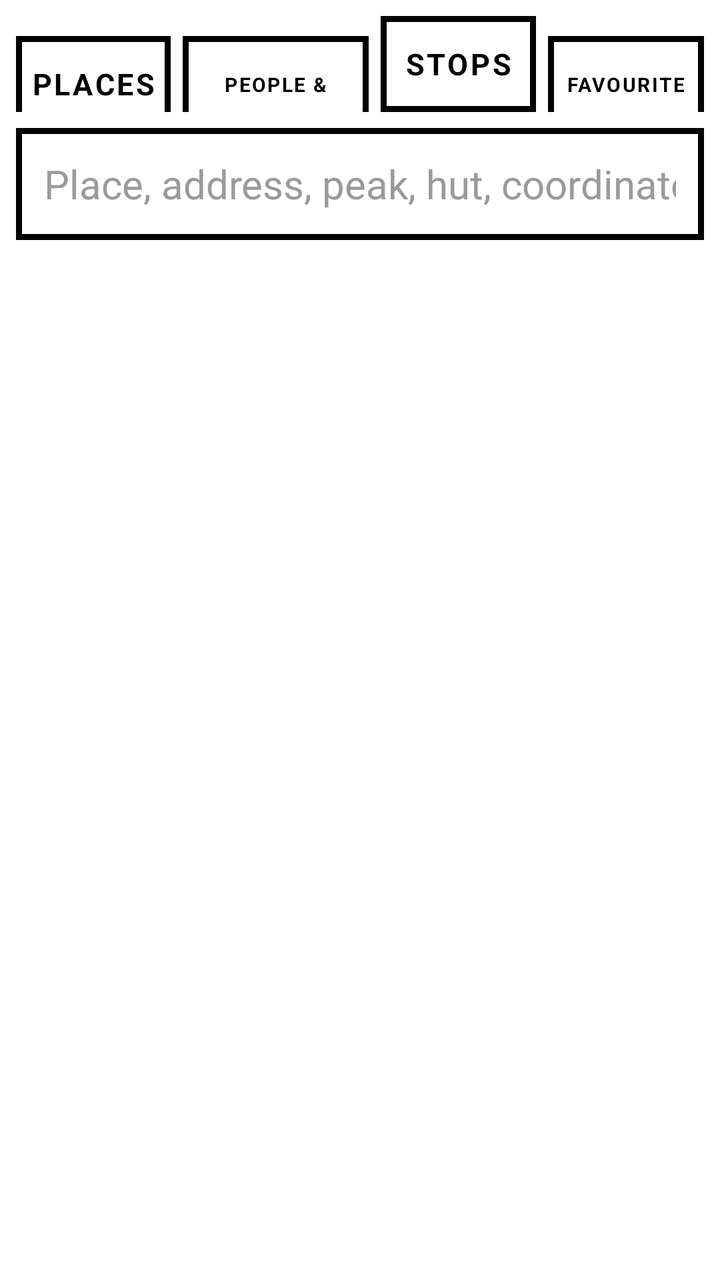
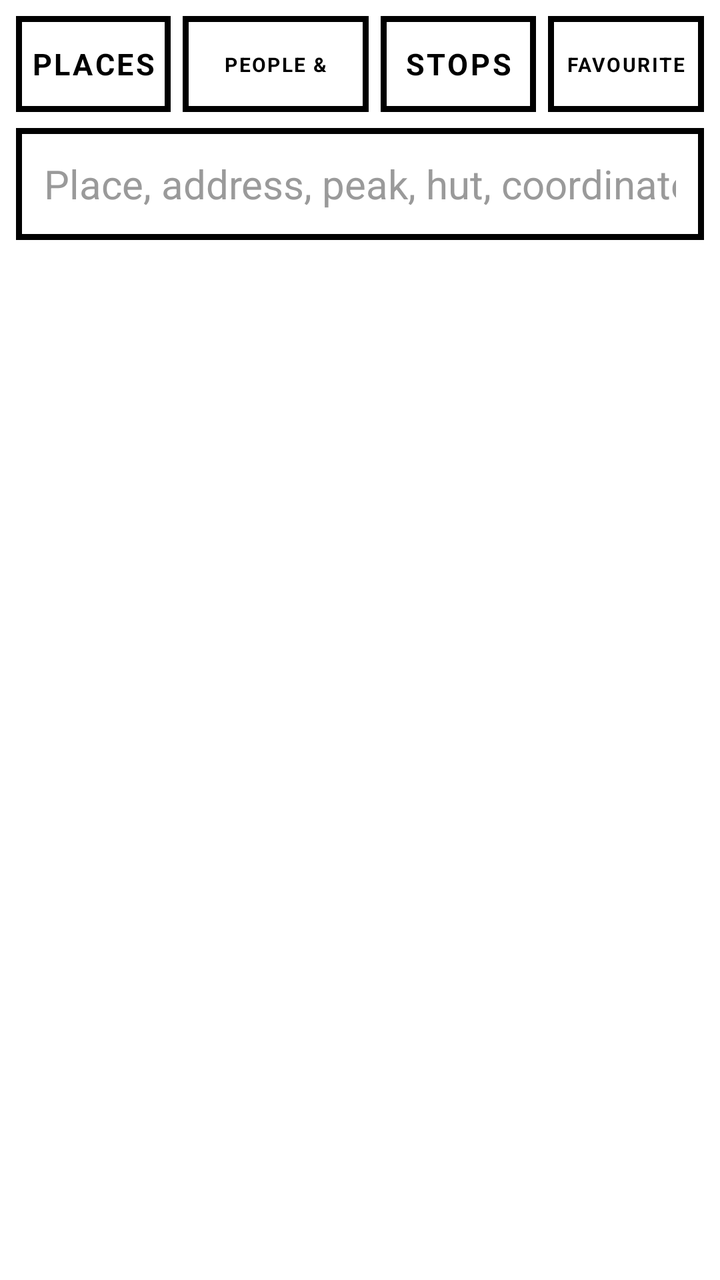

The first picture is an Android layout as it rendered before a commit; the second is the same layout after the commit. The layout source and the unified diff follow.
<!-- AndroidManifest.xml: application theme Theme.Sbh -->
<!-- res/layout/activity_search.xml -->
<?xml version="1.0" encoding="utf-8"?>
<LinearLayout xmlns:android="http://schemas.android.com/apk/res/android"
    android:layout_width="match_parent" android:layout_height="match_parent"
    android:orientation="vertical" android:background="@color/paper" android:padding="8dp">
    <LinearLayout android:layout_width="match_parent" android:layout_height="wrap_content" android:orientation="horizontal">
        <TextView android:id="@+id/btnPlaces" style="@style/Btn" android:layout_width="0dp" android:layout_weight="1"
            android:layout_height="48dp" android:autoSizeMaxTextSize="15sp" android:text="@string/places"/>
        <TextView android:id="@+id/btnPeople" style="@style/Btn" android:layout_width="0dp" android:layout_weight="1.2"
            android:layout_height="48dp" android:layout_marginStart="6dp" android:autoSizeMaxTextSize="15sp" android:text="@string/people"/>
        <TextView android:id="@+id/btnStops" style="@style/Btn" android:layout_width="0dp" android:layout_weight="1"
            android:layout_height="48dp" android:layout_marginStart="6dp" android:autoSizeMaxTextSize="15sp" android:text="@string/stops"/>
        <TextView android:id="@+id/btnFavs" style="@style/Btn" android:layout_width="0dp" android:layout_weight="1"
            android:layout_height="48dp" android:layout_marginStart="6dp" android:autoSizeMaxTextSize="15sp" android:text="@string/favourites"/>
    </LinearLayout>
    <EditText android:id="@+id/query" android:layout_width="match_parent" android:layout_height="56dp"
        android:layout_marginTop="8dp" android:hint="@string/search_hint" android:textSize="20sp" android:inputType="text"
        android:imeOptions="actionSearch" android:background="@drawable/btn" android:paddingStart="14dp"
        android:paddingEnd="14dp" android:textColor="@color/ink" android:textColorHint="@color/grey"
        android:singleLine="true"/>
    <TextView android:id="@+id/credit" android:layout_width="match_parent" android:layout_height="wrap_content"
        android:textSize="12sp" android:textColor="@color/grey" android:paddingTop="6dp" android:visibility="gone"/>
    <LinearLayout android:id="@+id/favRow" android:layout_width="match_parent" android:layout_height="wrap_content"
        android:orientation="horizontal" android:layout_marginTop="8dp" android:visibility="gone">
        <TextView android:id="@+id/btnImport" style="@style/Btn" android:layout_width="0dp" android:layout_weight="1"
            android:layout_height="48dp" android:text="@string/import_places"/>
        <TextView android:id="@+id/btnExport" style="@style/Btn" android:layout_width="0dp" android:layout_weight="1"
            android:layout_height="48dp" android:layout_marginStart="6dp" android:text="@string/export_places"/>
    </LinearLayout>
    <ListView android:id="@+id/list" android:layout_width="match_parent" android:layout_height="match_parent"
        android:layout_marginTop="8dp" android:divider="@color/ink" android:dividerHeight="1dp"/>
</LinearLayout>
<!-- resources referenced by this layout -->
<resources>
  <color name="grey">#9A9A9A</color>
  <color name="ink">#000000</color>
  <color name="paper">#FFFFFF</color>
  <!-- drawable btn (drawable) -->
  <?xml version="1.0" encoding="utf-8"?>
  <selector xmlns:android="http://schemas.android.com/apk/res/android">
      <item android:state_pressed="true">
          <shape><solid android:color="@color/ink"/><stroke android:width="3dp" android:color="@color/ink"/></shape>
      </item>
      <item android:state_enabled="false">
          <shape><solid android:color="@color/paper"/><stroke android:width="3dp" android:color="@color/grey"/></shape>
      </item>
      <item>
          <shape><solid android:color="@color/paper"/><stroke android:width="3dp" android:color="@color/ink"/></shape>
      </item>
  </selector>
  <string name="export_places">EXPORT</string>
  <string name="favourites">FAVOURITES</string>
  <string name="import_places">IMPORT</string>
  <string name="people">PEOPLE &amp; FIRMS</string>
  <string name="places">PLACES</string>
  <string name="search_hint">Place, address, peak, hut, coordinates…</string>
  <string name="stops">STOPS</string>
  <style name="Btn">
          <item name="android:background">@drawable/btn</item>
          <item name="android:textColor">@drawable/btn_text</item>
          <item name="android:textSize">17sp</item>
          <item name="android:textStyle">bold</item>
          <item name="android:gravity">center</item>
          <item name="android:letterSpacing">0.08</item>
          <item name="android:minHeight">56dp</item>
          <item name="android:minWidth">56dp</item>
          <item name="android:padding">0dp</item>
          <item name="android:stateListAnimator">@null</item>
          <item name="android:textAllCaps">true</item>
          <item name="android:maxLines">1</item>
          <item name="android:autoSizeTextType">uniform</item>
          <item name="android:autoSizeMinTextSize">10sp</item>
          <item name="android:autoSizeMaxTextSize">17sp</item>
          <item name="android:paddingStart">6dp</item>
          <item name="android:paddingEnd">6dp</item>
      </style>
  <style name="Theme.Sbh" parent="Theme.AppCompat.Light.NoActionBar">
          <item name="android:statusBarColor">@color/ink</item>
          <item name="android:navigationBarColor">@color/ink</item>
          <item name="android:windowBackground">@color/paper</item>
          <item name="android:textColor">@color/ink</item>
          <item name="colorAccent">@color/ink</item>
          <item name="colorPrimary">@color/ink</item>
          <item name="android:fontFamily">sans-serif</item>
          <item name="android:windowLightStatusBar">false</item>
          <item name="android:windowLightNavigationBar">false</item>
      </style>
  <!-- drawable btn_text (drawable) -->
  <?xml version="1.0" encoding="utf-8"?>
  <selector xmlns:android="http://schemas.android.com/apk/res/android">
      <item android:state_pressed="true" android:color="@color/paper"/>
      <item android:state_enabled="false" android:color="@color/grey"/>
      <item android:color="@color/ink"/>
  </selector>
</resources>

<!-- the commit's change to res/layout/activity_search.xml (unified diff, before → after) -->
@@ -2,7 +2,7 @@
 <LinearLayout xmlns:android="http://schemas.android.com/apk/res/android"
     android:layout_width="match_parent" android:layout_height="match_parent"
     android:orientation="vertical" android:background="@color/paper" android:padding="8dp">
-    <LinearLayout android:layout_width="match_parent" android:layout_height="wrap_content" android:orientation="horizontal">
+    <LinearLayout android:layout_width="match_parent" android:layout_height="wrap_content" android:orientation="horizontal" android:baselineAligned="false">
         <TextView android:id="@+id/btnPlaces" style="@style/Btn" android:layout_width="0dp" android:layout_weight="1"
             android:layout_height="48dp" android:autoSizeMaxTextSize="15sp" android:text="@string/places"/>
         <TextView android:id="@+id/btnPeople" style="@style/Btn" android:layout_width="0dp" android:layout_weight="1.2"
@@ -20,7 +20,7 @@
     <TextView android:id="@+id/credit" android:layout_width="match_parent" android:layout_height="wrap_content"
         android:textSize="12sp" android:textColor="@color/grey" android:paddingTop="6dp" android:visibility="gone"/>
     <LinearLayout android:id="@+id/favRow" android:layout_width="match_parent" android:layout_height="wrap_content"
-        android:orientation="horizontal" android:layout_marginTop="8dp" android:visibility="gone">
+        android:orientation="horizontal" android:baselineAligned="false" android:layout_marginTop="8dp" android:visibility="gone">
         <TextView android:id="@+id/btnImport" style="@style/Btn" android:layout_width="0dp" android:layout_weight="1"
             android:layout_height="48dp" android:text="@string/import_places"/>
         <TextView android:id="@+id/btnExport" style="@style/Btn" android:layout_width="0dp" android:layout_weight="1"
